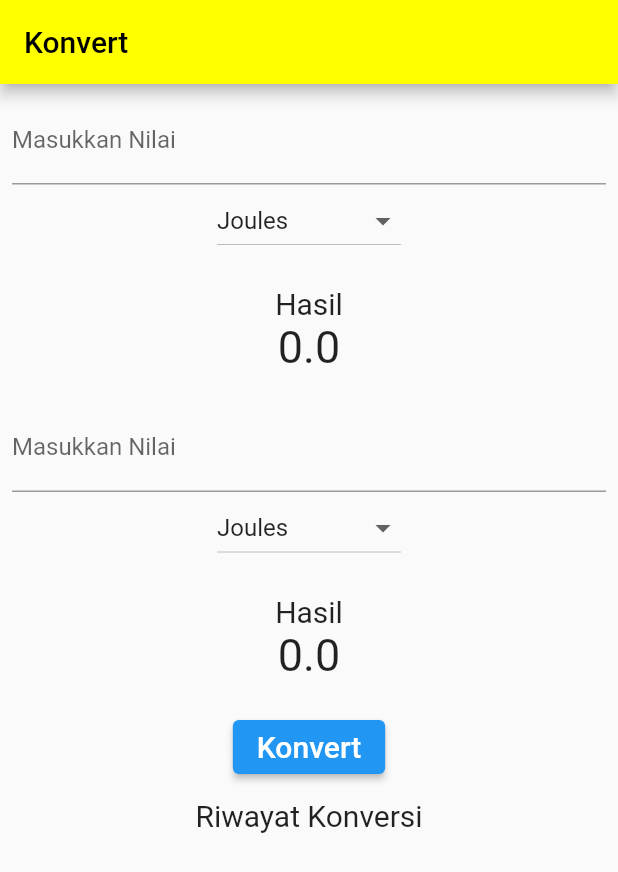
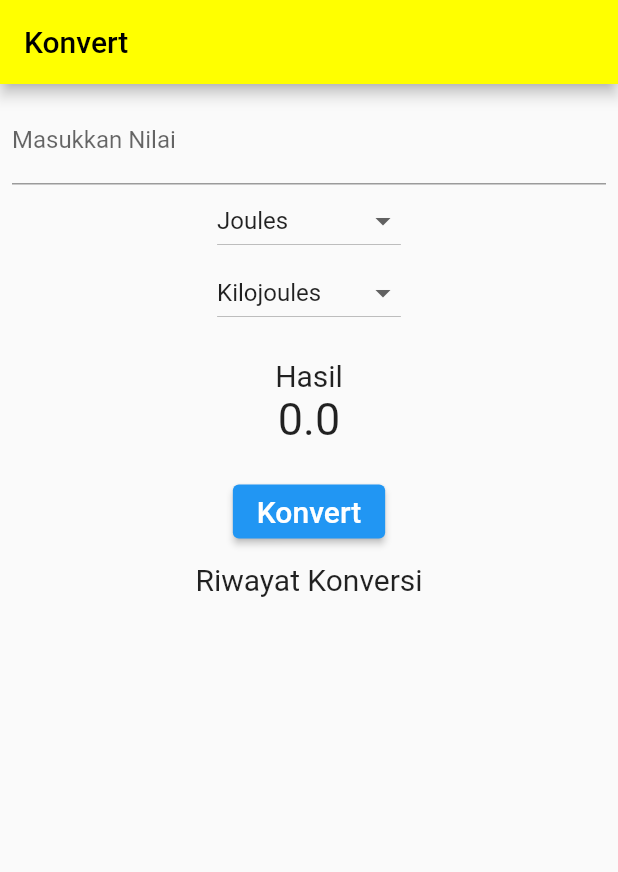
Before and after one commit to refido/konversi_energy, a Flutter app: the screen it shows after launch, on a phone screen of 412 x 824 dp. Shown: the top 872 px of the screen. Run offline on Flutter 3.47's test engine with Material 2 defaults, Android fonts, the phone set to English and light mode, and no system bars.

Commit message:
convert 2 arah

```diff
--- a/lib/main.dart
+++ b/lib/main.dart
@@ -17,23 +17,26 @@ class MyApp extends StatefulWidget {
 
 class _MyAppState extends State<MyApp> {
   List<String> listViewItem = [];
-  String _newValue = "Joules";
+  String _value1 = "Joules";
+  String _value2 = "Kilojoules";
   double _result = 0;
 
-  TextEditingController suhu = new TextEditingController();
+  TextEditingController data1 = new TextEditingController();
+  TextEditingController data2 = new TextEditingController();
 
-  double _inputSuhu = 0;
+  double _input1 = 0;
   var listItem = ["Joules", "Kilojoules", "Electron Volts"];
   void _hitungEnergy() {
     setState(() {
-      _inputSuhu = double.parse(suhu.text);
-      if (_newValue == "Joules")
-        _result = _inputSuhu + 273;
-      else if (_newValue == "Kilojoules")
-        _result = (4 / 5) * _inputSuhu;
+      _input1 = double.parse(data1.text);
+      if (_value1 == "Joules" && _value2 == "Kilojoules") //joules ke kilojoules
+        _result = _input1 / 1000;
+      else if (_value1 == "Kilojoules" &&
+          _value2 == "Joules") //killojoules ke joules
+        _result = _input1 * 1000;
       else
-        _result = (_inputSuhu * 9 / 5) + 32;
-      listViewItem.add("$_newValue : $_result");
+        _result = _input1 * 2;
+      listViewItem.add("$_value1 -> $_value2 = $_result");
     });
   }
 
@@ -55,7 +58,7 @@ class _MyAppState extends State<MyApp> {
           margin: EdgeInsets.all(8),
           child: Column(
             children: [
-              Input(input: suhu),
+              Input(input: data1),
               DropdownButton<String>(
                 items: listItem.map((String value) {
                   return DropdownMenuItem<String>(
@@ -63,16 +66,14 @@ class _MyAppState extends State<MyApp> {
                     child: Text(value),
                   );
                 }).toList(),
-                value: _newValue,
+                value: _value1,
                 onChanged: (String changeValue) {
                   setState(() {
-                    _newValue = changeValue;
+                    _value1 = changeValue;
                     _hitungEnergy();
                   });
                 },
               ),
-              Result(result: _result),
-              Input(input: suhu),
               DropdownButton<String>(
                 items: listItem.map((String value) {
                   return DropdownMenuItem<String>(
@@ -80,10 +81,10 @@ class _MyAppState extends State<MyApp> {
                     child: Text(value),
                   );
                 }).toList(),
-                value: _newValue,
+                value: _value2,
                 onChanged: (String changeValue) {
                   setState(() {
-                    _newValue = changeValue;
+                    _value2 = changeValue;
                     _hitungEnergy();
                   });
                 },
```
